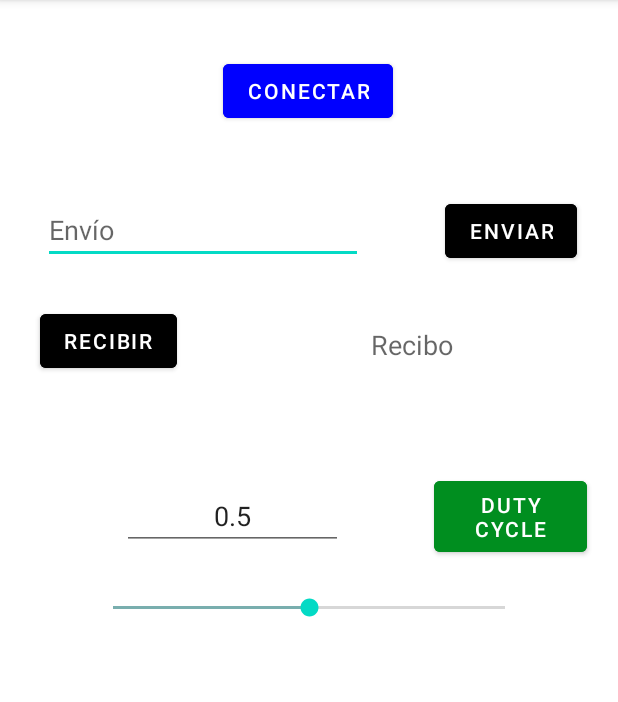
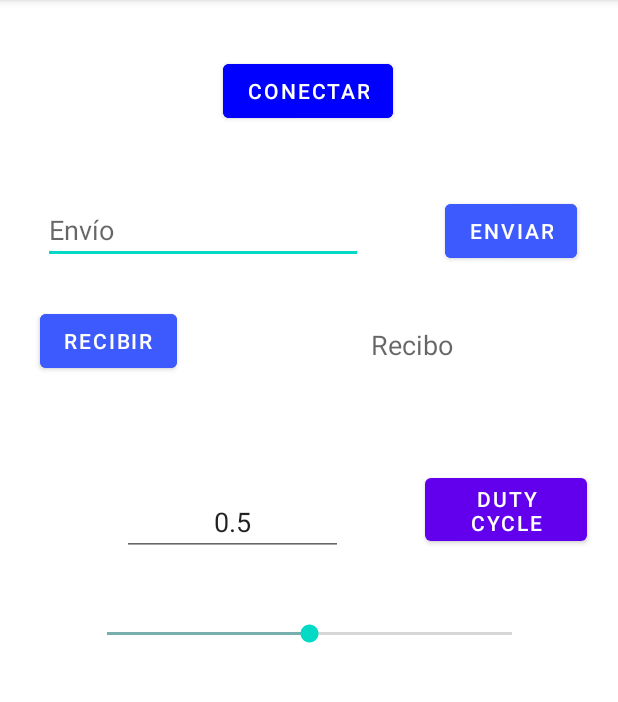
Before and after one commit to Darodbas/Control_BLDC, an Android app: the screen it shows after launch (MainActivity), after a tap on "CONECTAR", on a phone screen of 412 x 824 dp, the part 84-786 px from its top. Run offline under Robolectric (Android 15) with nearby library versions, the phone set to English and light mode, and no system bars.

Commit message:
Codigo con error

```diff
--- a/app/src/main/java/com/example/controlbldc/MainActivity.java
+++ b/app/src/main/java/com/example/controlbldc/MainActivity.java
@@ -46,7 +46,7 @@ public class MainActivity extends AppCompatActivity {
 
     protected String dispositivosEmp = "";
     protected String macMicro = "";
-    protected String nombreMicro = "ESP32Drive"; //"DAVID-PC";
+    protected String nombreMicro = "DAVID-PC";
     protected String cadenaRecibida = "";
 
     protected Button  btConectar,btEnvio,btRecibe,btEnvioValor;
@@ -65,7 +65,7 @@ public class MainActivity extends AppCompatActivity {
     protected Set<BluetoothDevice> pairedDevices;
     protected BluetoothDevice microControlador;
 
-    public BluetoothAdapter bluetoothAdapter = null;
+    protected BluetoothAdapter bluetoothAdapter;
 
     protected BluetoothSocket btsocket = null;
 
@@ -146,8 +146,10 @@ public class MainActivity extends AppCompatActivity {
             case 1:
                 if (resultCode == RESULT_OK) {
                     //bluetooth permitido
+
                 } else if (resultCode == RESULT_CANCELED) {
                     //bluetooth no permitido
+
                 }
 
         }
@@ -179,26 +181,28 @@ public class MainActivity extends AppCompatActivity {
         if (!getPackageManager().hasSystemFeature(PackageManager.FEATURE_BLUETOOTH_LE)) {
             //No soporta BLE
             MensajesPantalla(3);
+
         }
 
+        btConectar.setOnClickListener(new View.OnClickListener() {
 
-
-        btConectar.setOnClickListener(new View.OnClickListener() {
-            @SuppressLint("MissingPermission")
+            //@SuppressLint("MissingPermission")
             @Override
             public void onClick(View view) {
+
                 boolean btactiv;
                 //Comprueba que Bt este activado y pide permiso en caso de no estarlo//
-                if (bluetoothAdapter == null || !bluetoothAdapter.isEnabled()) {
+                if (!bluetoothAdapter.isEnabled()) {
                     enableBtIntent = new Intent(BluetoothAdapter.ACTION_REQUEST_ENABLE);
                     startActivityForResult(enableBtIntent, REQUEST_ENABLE_BT);
                     btactiv=false;
                 } else {
 
                     btactiv=true;
+
                 }
 
-                if(btactiv) {
+               /* if(btactiv) {
                     if (!conectado) {
                         //Luego busca el micro en los emparejados//
 
@@ -214,7 +218,6 @@ public class MainActivity extends AppCompatActivity {
 
 
                                 try {
-
                                     btsocket = microControlador.createRfcommSocketToServiceRecord(mUUID);
 
                                     btsocket.connect();
@@ -270,7 +273,7 @@ public class MainActivity extends AppCompatActivity {
                             e.printStackTrace();
                         }
                     }
-                }
+                }*/
             }
         });
 
--- a/app/src/main/res/layout/activity_main.xml
+++ b/app/src/main/res/layout/activity_main.xml
@@ -36,7 +36,7 @@
         android:id="@+id/btEnviar"
         android:layout_width="wrap_content"
         android:layout_height="wrap_content"
-        android:backgroundTint="#000000"
+        android:backgroundTint="#3D5AFE"
         android:text="Enviar"
         app:layout_constraintBottom_toTopOf="@+id/guideline3"
         app:layout_constraintEnd_toStartOf="@+id/guideline8"
@@ -63,7 +63,7 @@
         android:id="@+id/btRecibir"
         android:layout_width="wrap_content"
         android:layout_height="wrap_content"
-        android:backgroundTint="#000000"
+        android:backgroundTint="#3D5AFE"
         android:text="Recibir"
         app:layout_constraintBottom_toTopOf="@+id/guideline6"
         app:layout_constraintEnd_toStartOf="@+id/guideline5"
@@ -144,8 +144,8 @@
 
     <SeekBar
         android:id="@+id/sbBarraDeslizante"
-        android:layout_width="293dp"
-        android:layout_height="41dp"
+        android:layout_width="302dp"
+        android:layout_height="61dp"
         android:longClickable="true"
         android:max="100000"
         android:min="0"
@@ -171,7 +171,7 @@
         android:gravity="center"
         android:inputType="numberDecimal"
         android:text="0.5"
-        app:layout_constraintBottom_toTopOf="@+id/guideline12"
+        app:layout_constraintBottom_toTopOf="@+id/sbBarraDeslizante"
         app:layout_constraintEnd_toStartOf="@+id/guideline4"
         app:layout_constraintStart_toStartOf="@+id/guideline7"
         app:layout_constraintTop_toTopOf="@+id/guideline11" />
@@ -188,19 +188,18 @@
         android:layout_width="wrap_content"
         android:layout_height="wrap_content"
         android:orientation="horizontal"
-        app:layout_constraintGuide_percent="0.55403554" />
+        app:layout_constraintGuide_percent="0.6" />
 
     <Button
         android:id="@+id/btEnvioValor"
-        android:layout_width="102dp"
-        android:layout_height="59dp"
-        android:backgroundTint="#008E1F"
+        android:layout_width="108dp"
+        android:layout_height="54dp"
         android:text="Duty Cycle"
         app:layout_constraintBottom_toTopOf="@+id/guideline12"
         app:layout_constraintEnd_toStartOf="@+id/guideline8"
         app:layout_constraintHorizontal_bias="1.0"
         app:layout_constraintStart_toStartOf="@+id/guideline4"
         app:layout_constraintTop_toTopOf="@+id/guideline11"
-        app:layout_constraintVertical_bias="0.413" />
+        app:layout_constraintVertical_bias="0.241" />
 
 </androidx.constraintlayout.widget.ConstraintLayout>
```
